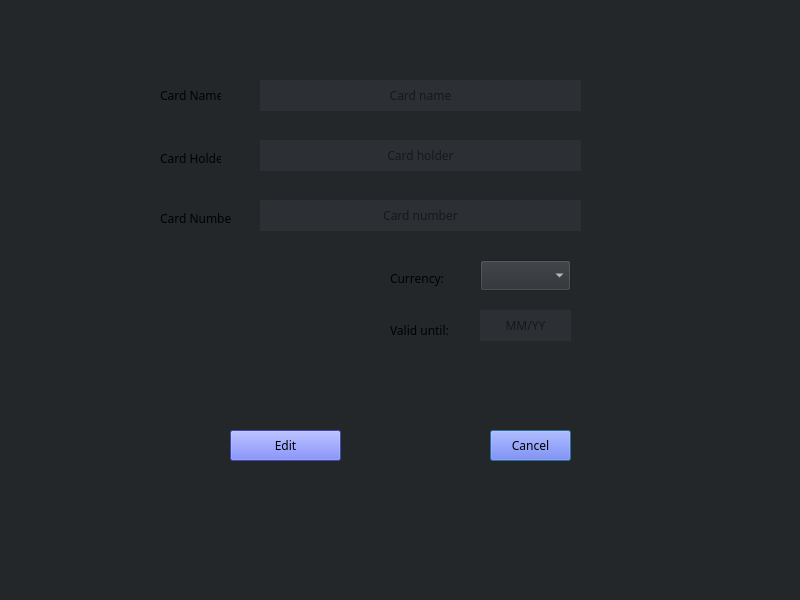
Old version of the form 3_Solution/CleverClient/editcarddialog.ui in the repository georgecpp/CleverPocket.
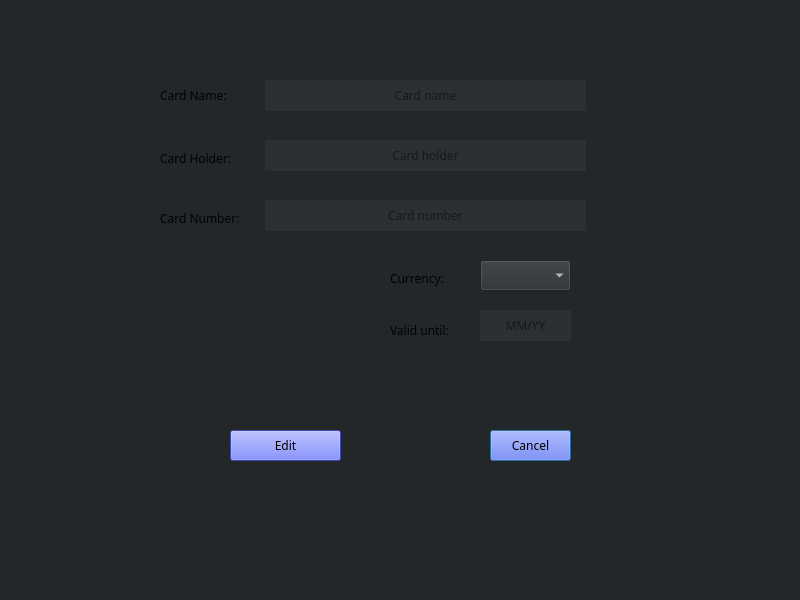
New version of the form.

```diff
--- a/3_Solution/CleverClient/editcarddialog.ui
+++ b/3_Solution/CleverClient/editcarddialog.ui
@@ -27,7 +27,7 @@
   <widget class="QLineEdit" name="cardHolderLineEdit">
    <property name="geometry">
     <rect>
-     <x>260</x>
+     <x>265</x>
      <y>140</y>
      <width>321</width>
      <height>31</height>
@@ -85,7 +85,7 @@
   <widget class="QLineEdit" name="cardNumberLineEdit">
    <property name="geometry">
     <rect>
-     <x>260</x>
+     <x>265</x>
      <y>200</y>
      <width>321</width>
      <height>31</height>
@@ -186,7 +186,7 @@
     <rect>
      <x>390</x>
      <y>320</y>
-     <width>61</width>
+     <width>71</width>
      <height>21</height>
     </rect>
    </property>
@@ -254,7 +254,7 @@
   <widget class="QLineEdit" name="cardNameLineEdit">
    <property name="geometry">
     <rect>
-     <x>260</x>
+     <x>265</x>
      <y>80</y>
      <width>321</width>
      <height>31</height>
@@ -314,7 +314,7 @@
     <rect>
      <x>160</x>
      <y>80</y>
-     <width>61</width>
+     <width>91</width>
      <height>31</height>
     </rect>
    </property>
@@ -340,7 +340,7 @@
     <rect>
      <x>160</x>
      <y>150</y>
-     <width>61</width>
+     <width>91</width>
      <height>16</height>
     </rect>
    </property>
@@ -366,7 +366,7 @@
     <rect>
      <x>160</x>
      <y>210</y>
-     <width>71</width>
+     <width>91</width>
      <height>16</height>
     </rect>
    </property>
@@ -378,7 +378,7 @@
 border:none;}</string>
    </property>
    <property name="text">
-    <string>Card Number</string>
+    <string>Card Number:</string>
    </property>
   </widget>
  </widget>
```
